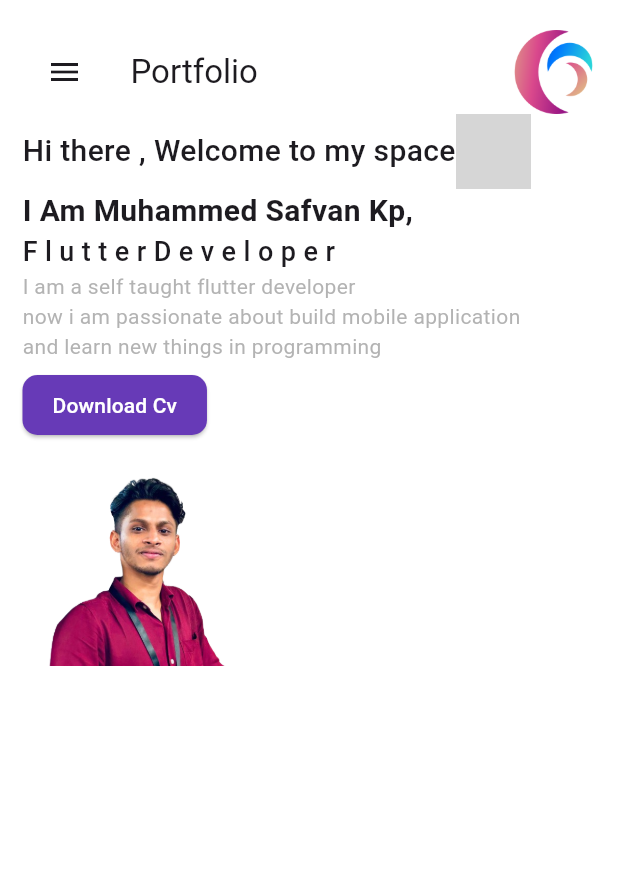
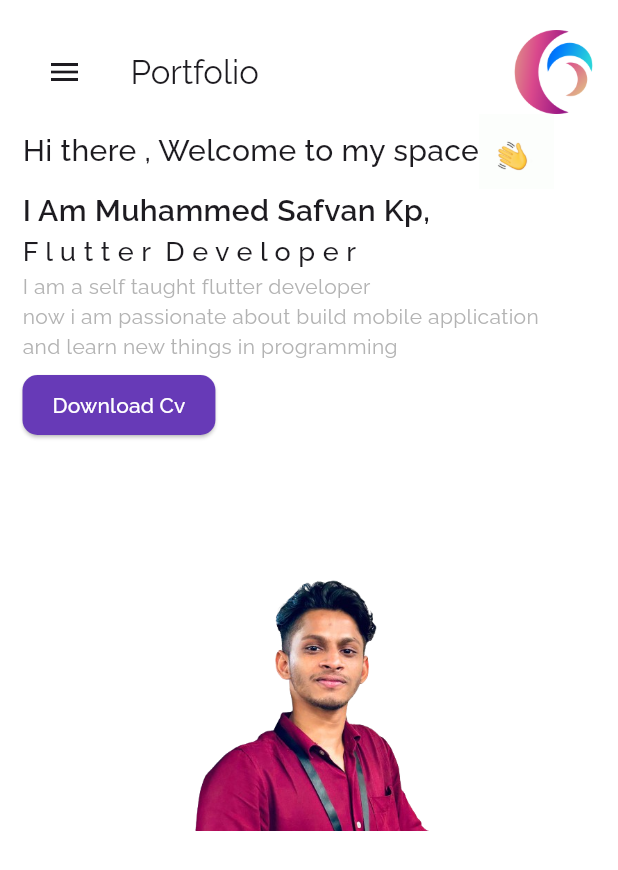
Before and after one commit to safvansafvan/portfolio, a Flutter app: the screen it shows after launch, on a phone screen of 412 x 824 dp. Shown: the top 870 px of the screen. Run offline on Flutter 3.47's test engine with Material 3 defaults, Android fonts, the phone set to English and light mode, and no system bars; drawn by our look-alikes of animated_text_kit; our stand-ins replace google_fonts, responsive_builder; grey boxes are pictures that could not be loaded.

Commit message:
font family added

```diff
--- a/lib/main.dart
+++ b/lib/main.dart
@@ -1,4 +1,5 @@
 import 'package:flutter/material.dart';
+import 'package:google_fonts/google_fonts.dart';
 import 'package:webapp/view/home/home.dart';
 
 void main() {
@@ -11,9 +12,10 @@ class MyApp extends StatelessWidget {
   @override
   Widget build(BuildContext context) {
     return MaterialApp(
-      title: 'web',
+      title: 'web app',
       theme: ThemeData(
         focusColor: Colors.black,
+        fontFamily: GoogleFonts.raleway().fontFamily,
         appBarTheme: const AppBarTheme(color: Colors.white),
         colorScheme: ColorScheme.fromSeed(seedColor: Colors.deepPurple),
         useMaterial3: true,
--- a/lib/view/home/home.dart
+++ b/lib/view/home/home.dart
@@ -19,7 +19,7 @@ class HomeView extends StatelessWidget {
       drawer: Drawer(
         width: 200,
         child: Padding(
-          padding: const EdgeInsets.all(10.0),
+          padding: const EdgeInsets.only(top: 20.0, left: 10),
           child: Column(
             crossAxisAlignment: CrossAxisAlignment.start,
             children: homeButtons,
--- a/lib/view/home/widget/body/body_mobile.dart
+++ b/lib/view/home/widget/body/body_mobile.dart
@@ -1,5 +1,6 @@
 import 'package:flutter/material.dart';
 import 'package:webapp/view/home/widget/body/widget/picture_view.dart';
+import 'package:webapp/view/home/widget/center_view.dart';
 import 'widget/my_details.dart';
 
 class BodyMobile extends StatelessWidget {
@@ -7,14 +8,12 @@ class BodyMobile extends StatelessWidget {
 
   @override
   Widget build(BuildContext context) {
-    return const Expanded(
-      child: Column(
-        crossAxisAlignment: CrossAxisAlignment.start,
-        children: [
-          MyDetails(),
-          PictureView(height: 150, width: 150),
-        ],
-      ),
+    return ListView(
+      shrinkWrap: true,
+      children: const [
+        MyDetails(),
+        CenteredView(child: PictureView(height: 200, width: 200)),
+      ],
     );
   }
 }
--- a/lib/view/home/widget/body/widget/my_details.dart
+++ b/lib/view/home/widget/body/widget/my_details.dart
@@ -20,7 +20,7 @@ class MyDetails extends StatelessWidget {
                 'Hi there , Welcome to my space',
                 style: TextStyle(fontWeight: FontWeight.w500, fontSize: 20),
               ),
-              Image.network('assets/gif/hand.gif', width: 50, height: 50)
+              Image.asset('assets/gif/hand.gif', width: 50, height: 50)
             ],
           ),
           const Text(
@@ -30,7 +30,7 @@ class MyDetails extends StatelessWidget {
           AnimatedTextKit(
             animatedTexts: [
               TypewriterAnimatedText(
-                'F l u t t e r D e v e l o p e r',
+                'F l u t t e r  D e v e l o p e r',
                 textStyle: const TextStyle(
                   fontSize: 18.0,
                   fontWeight: FontWeight.w500,
--- a/pubspec.yaml
+++ b/pubspec.yaml
@@ -13,6 +13,7 @@ dependencies:
   cupertino_icons: ^1.0.2
   responsive_builder: ^0.7.0
   animated_text_kit: ^4.2.2
+  google_fonts: ^6.1.0
 dev_dependencies:
   flutter_test:
     sdk: flutter
```
Also changed, not shown: pubspec.lock, 7 other files.
